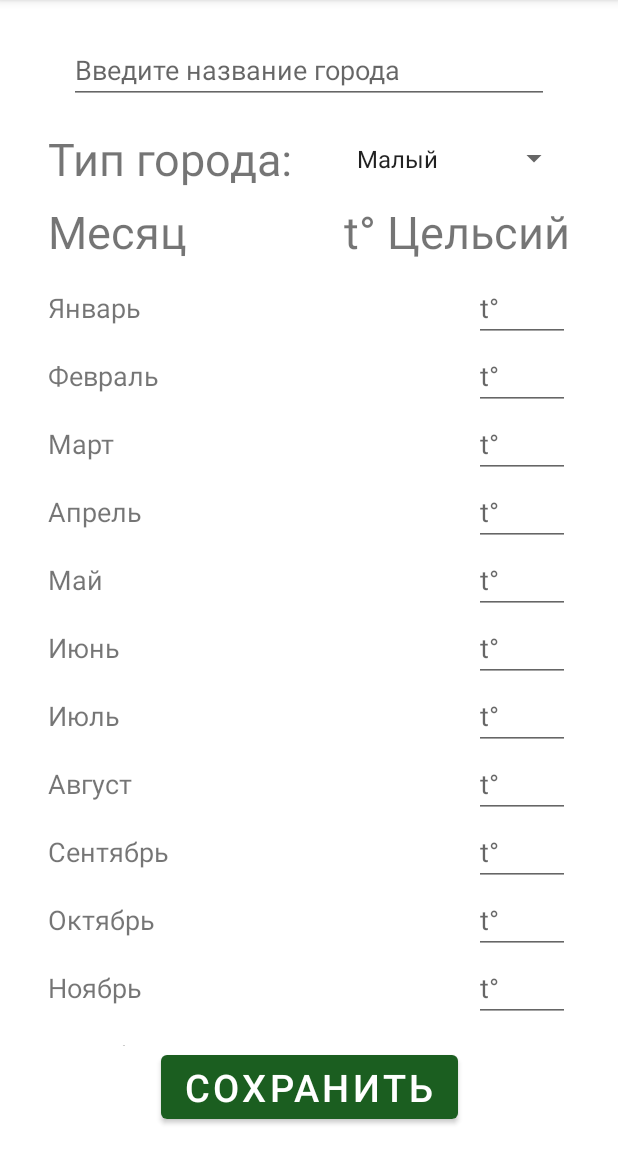
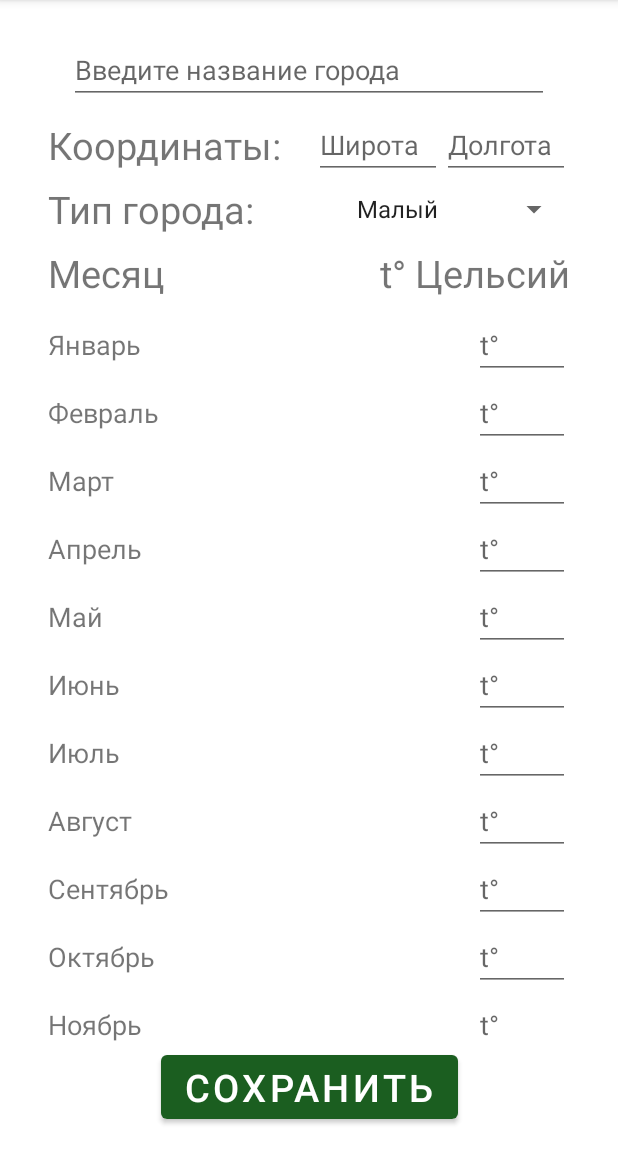
Before and after one commit to TempalovVictor/Weather, an Android app: the fragment DetailCityFragment placed in its activity, on a phone screen of 412 x 824 dp, the part 84-1236 px from its top. Run offline under Robolectric (Android 15) with nearby library versions, the phone set to English and light mode, and no system bars; our stand-ins replace Room's generated code.

Commit message:
implemented get current temperature in chosen city

```diff
--- a/app/build.gradle
+++ b/app/build.gradle
@@ -39,4 +39,7 @@ dependencies {
     def room_version = "2.2.5"
     implementation "androidx.room:room-runtime:$room_version"
     annotationProcessor "androidx.room:room-compiler:$room_version"
+    implementation 'com.squareup.retrofit2:retrofit:2.1.0'
+    implementation 'com.google.code.gson:gson:2.6.2'
+    implementation 'com.squareup.retrofit2:converter-gson:2.1.0'
 }
--- a/app/src/main/AndroidManifest.xml
+++ b/app/src/main/AndroidManifest.xml
@@ -1,8 +1,10 @@
 <?xml version="1.0" encoding="utf-8"?>
 <manifest xmlns:android="http://schemas.android.com/apk/res/android"
+    xmlns:tools="http://schemas.android.com/tools"
     package="com.tempvic.weather">
 
     <uses-permission android:name="android.permission.WAKE_LOCK"/>
+    <uses-permission android:name="android.permission.INTERNET"/>
 
     <application
         android:name=".presentation.main.MainApplication"
@@ -11,7 +13,9 @@
         android:label="@string/app_name"
         android:roundIcon="@mipmap/ic_launcher_round"
         android:supportsRtl="true"
-        android:theme="@style/Theme.Weather">
+        android:usesCleartextTraffic="true"
+        android:theme="@style/Theme.Weather"
+        tools:targetApi="m">
         <activity android:name=".presentation.main.MainActivity"
             android:screenOrientation="portrait">
             <intent-filter>
--- a/app/src/main/java/com/tempvic/weather/data/database/CitiesInfoDatabase.java
+++ b/app/src/main/java/com/tempvic/weather/data/database/CitiesInfoDatabase.java
@@ -3,7 +3,7 @@ package com.tempvic.weather.data.database;
 import androidx.room.Database;
 import androidx.room.RoomDatabase;
 
-@Database(entities = {CitiesInfoTable.class}, version = 3, exportSchema = false)
+@Database(entities = {CitiesInfoTable.class}, version = 4, exportSchema = false)
 public abstract class CitiesInfoDatabase extends RoomDatabase {
     public abstract CitiesInfoDao citiesInfoDao();
 }
--- a/app/src/main/java/com/tempvic/weather/data/database/CitiesInfoTable.java
+++ b/app/src/main/java/com/tempvic/weather/data/database/CitiesInfoTable.java
@@ -23,6 +23,16 @@ public class CitiesInfoTable {
     public String cityTempInOct;
     public String cityTempInNov;
     public String cityTempInDec;
+    public double latitude;
+    public double longitude;
+
+    public double getLatitude() {
+        return latitude;
+    }
+
+    public double getLongitude() {
+        return longitude;
+    }
 
     public int getCityId() {
         return cityId;
@@ -57,7 +67,8 @@ public class CitiesInfoTable {
             String cityTempInFeb, String cityTempInMar, String cityTempInApr,
             String cityTempInMay, String cityTempInJun, String cityTempInJul,
             String cityTempInAug, String cityTempInSept, String cityTempInOct,
-            String cityTempInNov, String cityTempInDec
+            String cityTempInNov, String cityTempInDec,
+            double latitude, double longitude
     ) {
         this.cityId = cityId;
         this.cityName = cityName;
@@ -74,6 +85,8 @@ public class CitiesInfoTable {
         this.cityTempInOct = cityTempInOct;
         this.cityTempInNov = cityTempInNov;
         this.cityTempInDec = cityTempInDec;
+        this.latitude = latitude;
+        this.longitude = longitude;
     }
 
     public CitiesInfoTable() {
--- a/app/src/main/java/com/tempvic/weather/presentation/cityDetail/DetailCityFragment.java
+++ b/app/src/main/java/com/tempvic/weather/presentation/cityDetail/DetailCityFragment.java
@@ -32,7 +32,7 @@ import java.util.Objects;
 import static com.tempvic.weather.common.Const.DEFAULT_STRING;
 import static com.tempvic.weather.common.Const.DEFAULT_TABLE_INT;
 
-public class DetailCityFragment extends BaseFragment implements DetailCityContract.MvpView{
+public class DetailCityFragment extends BaseFragment implements DetailCityContract.MvpView {
 
     private DetailCityContract.MvpPresenter presenter = new DetailCityPresenter();
 
@@ -63,26 +63,24 @@ public class DetailCityFragment extends BaseFragment implements DetailCityContra
     public void onViewCreated(@NonNull View view, @Nullable Bundle savedInstanceState) {
         super.onViewCreated(view, savedInstanceState);
         presenter.onMvpViewContextCreated();
-
     }
 
     @Override
-    public void initAdapterWithDatabase(List<CitiesInfoTable> units) {
+    public void initAdapterWithDatabase() {
 
         CitiesInfoTable cityDetail = presenter.getDetailsById(detailCityId);
 
         EditText cityName = getView().findViewById(R.id.et_city_name);
+        EditText latitude = getView().findViewById(R.id.et_latitude);
+        EditText longitude = getView().findViewById(R.id.et_longitude);
         Spinner cityType = getView().findViewById(R.id.sp_type_city);
 
         ArrayAdapter<?> adapterSpinner =
-                ArrayAdapter.createFromResource(getContext(), R.array.type_city, android.R.layout.simple_spinner_item);
+                ArrayAdapter.createFromResource(getContext(),
+                        R.array.type_city,
+                        android.R.layout.simple_spinner_item);
         adapterSpinner.setDropDownViewResource(android.R.layout.simple_spinner_dropdown_item);
-
         cityType.setAdapter(adapterSpinner);
-
-        setCityName(cityDetail, cityName, cityType);
-
-        Button buttonSave = getView().findViewById(R.id.btn_save);
 
         RecyclerView recyclerView = Objects.requireNonNull(getActivity()).findViewById(R.id.rv_month_temp);
         DetailCityAdapter adapter = new DetailCityAdapter();
@@ -91,41 +89,48 @@ public class DetailCityFragment extends BaseFragment implements DetailCityContra
         recyclerView.setHasFixedSize(true);
         recyclerView.setAdapter(adapter);
 
+        setCityInfo(cityName, latitude, longitude, cityType);
         initItems(adapter, cityDetail);
-        buttonSave.setOnClickListener(v -> handleOnClickSave(cityName, cityType, recyclerView));
+
+        Button buttonSave = getView().findViewById(R.id.btn_save);
+        buttonSave.setOnClickListener(v -> handleOnClickSave(cityName, latitude, longitude, cityType, recyclerView));
     }
 
-    private void setCityName(CitiesInfoTable units, EditText cityName, Spinner cityType) {
+    private void setCityInfo(EditText cityName, EditText latitude, EditText longitude, Spinner cityType) {
         if (detailCityId == DEFAULT_TABLE_INT) {
             cityName.setText(DEFAULT_STRING);
         } else {
-            cityName.setText(units.getCityName());
+            cityName.setText(presenter.getCityName());
+            latitude.setText(presenter.getLatitude());
+            longitude.setText(presenter.getLongitude());
             List<String> arrayType = Arrays.asList(getResources().getStringArray(R.array.type_city));
-            String cityTypeFromDb = units.getCityType();
+            String cityTypeFromDb = presenter.getCityType();
             int position = arrayType.indexOf(cityTypeFromDb);
             cityType.setSelection(position);
         }
     }
 
-    private void initItems(DetailCityAdapter adapter, CitiesInfoTable units) {
+    private void initItems(DetailCityAdapter adapter, CitiesInfoTable cityDetail) {
 
         String[] monthArray = getResources().getStringArray(R.array.array_months);
-        if (units == null || units.getMonthTemp().length == 0) {
+        if (cityDetail == null || presenter.getMonthTemp().length == 0) {
             for (int i = 0; i < 12; i++) {
                 adapter.add(new DetailCityItem(monthArray[i], DEFAULT_STRING));
             }
         } else {
             for (int i = 0; i < 12; i++) {
-                adapter.add(new DetailCityItem(monthArray[i], units.getMonthTemp()[i]));
+                adapter.add(new DetailCityItem(monthArray[i], presenter.getMonthTemp()[i]));
             }
         }
     }
 
-    private void handleOnClickSave(EditText etCityName, Spinner spCityType, RecyclerView recyclerView) {
+    private void handleOnClickSave(EditText etCityName, EditText etLatitude, EditText etLongitude, Spinner spCityType, RecyclerView recyclerView) {
 
         String cityName = etCityName.getText().toString();
         String cityType = spCityType.getSelectedItem().toString();
-
+        double latitude = Double.parseDouble(String.valueOf(etLatitude.getText()));
+        double longitude = Double.parseDouble(String.valueOf(etLongitude.getText()));
+//
         List<CitiesInfoTable> units = MainApplication.database.citiesInfoDao().getAll();
 
         ArrayList<String> cities = new ArrayList<>();
@@ -178,15 +183,18 @@ public class DetailCityFragment extends BaseFragment implements DetailCityContra
                         allMonthItems.get(8).getTemperature(),
                         allMonthItems.get(9).getTemperature(),
                         allMonthItems.get(10).getTemperature(),
-                        allMonthItems.get(11).getTemperature()
+                        allMonthItems.get(11).getTemperature(),
+                        latitude,
+                        longitude
                 );
-
+//
                 MainApplication.database.citiesInfoDao().insert(citiesInfoTable);
 
                 String completeMessage = detailCityId == DEFAULT_TABLE_INT ? "Новый город создан" : "Город обновлен";
                 showMessage(completeMessage);
 
                 if (detailCityId == DEFAULT_TABLE_INT) {
+//
                     detailCityId = MainApplication.database.citiesInfoDao().getId(cityName);
                 }
             }
--- a/app/src/main/java/com/tempvic/weather/presentation/cityDetail/DetailCityFragmentOld.java
+++ b/app/src/main/java/com/tempvic/weather/presentation/cityDetail/DetailCityFragmentOld.java
@@ -153,7 +153,8 @@ public class DetailCityFragmentOld extends BaseFragment {
             if (allMonthItems.size() == 0) {
                 showMessage("Ошибка! Заполните значения температур для каждового месяца");
             } else {
-                CitiesInfoTable citiesInfoTable = new CitiesInfoTable(
+                //                                                            ЗАКОММЕНТИРОВАЛ ОШИБКУ
+/*                CitiesInfoTable citiesInfoTable = new CitiesInfoTable(
                         detailCityId,
                         cityName,
                         cityType,
@@ -171,7 +172,7 @@ public class DetailCityFragmentOld extends BaseFragment {
                         allMonthItems.get(11).getTemperature()
                 );
 
-                MainApplication.database.citiesInfoDao().insert(citiesInfoTable);
+                MainApplication.database.citiesInfoDao().insert(citiesInfoTable);*/
 
                 String completeMessage = detailCityId == DEFAULT_TABLE_INT ? "Новый город создан" : "Город обновлен";
                 showMessage(completeMessage);
--- a/app/src/main/java/com/tempvic/weather/presentation/cityDetail/item/DetailCityItem.java
+++ b/app/src/main/java/com/tempvic/weather/presentation/cityDetail/item/DetailCityItem.java
@@ -7,15 +7,6 @@ public class DetailCityItem implements IBaseListItem {
 
     String month;
     String temperature;
-    /*public Boolean isSelected = false;*/
-
-    /*public boolean isSelected() {
-        return isSelected;
-    }*/
-
-    /*public void setSelected(Boolean selected) {
-        isSelected = selected;
-    }*/
 
     public DetailCityItem(String month, String temperature) {
         this.month = month;
@@ -25,10 +16,6 @@ public class DetailCityItem implements IBaseListItem {
     public String getMonth() {
         return month;
     }
-
-    /*public void setMonth(String month) {
-        this.month = month;
-    }*/
 
     public String getTemperature() {
         return temperature;
--- a/app/src/main/java/com/tempvic/weather/presentation/filter/FilterFragment.java
+++ b/app/src/main/java/com/tempvic/weather/presentation/filter/FilterFragment.java
@@ -1,5 +1,6 @@
 package com.tempvic.weather.presentation.filter;
 
+import android.annotation.SuppressLint;
 import android.content.Intent;
 import android.os.Bundle;
 import android.view.LayoutInflater;
@@ -24,9 +25,21 @@ import java.util.List;
 import androidx.annotation.NonNull;
 import androidx.annotation.Nullable;
 
+import retrofit2.Call;
+import retrofit2.Callback;
+import retrofit2.Response;
+import retrofit2.Retrofit;
+import retrofit2.converter.gson.GsonConverterFactory;
+
 public class FilterFragment extends BaseFragment implements FilterContract.MvpView {
 
     private ArrayAdapter<String> adapterSpinner;
+    public static String BaseUrl = "http://api.openweathermap.org/";
+    public static String AppId = "2e65127e909e178d0af311a81f39948c";
+    public static String lat;
+    public static String lon;
+
+    private TextView weatherData;
 
     @Override
     public String getFragmentName() {
@@ -52,6 +65,7 @@ public class FilterFragment extends BaseFragment implements FilterContract.MvpVi
     public void onViewCreated(@NonNull View view, @Nullable Bundle savedInstanceState) {
         super.onViewCreated(view, savedInstanceState);
         presenter.onMvpViewContextCreated();
+        weatherData = getView().findViewById(R.id.tv_value_actual_temp);
     }
 
     @Override
@@ -71,7 +85,7 @@ public class FilterFragment extends BaseFragment implements FilterContract.MvpVi
         }
     }
 
-    @Override  //У нас тут вроде не только адаптеры, целесообразно ли так называть метод?
+    @Override
     public void initAdapterWithDatabase(List<CitiesInfoTable> units) {
 
         TextView tvAvgTemp = getView().findViewById(R.id.tv_value_temp_avg);
@@ -111,6 +125,9 @@ public class FilterFragment extends BaseFragment implements FilterContract.MvpVi
                     TextView typeCity = getView().findViewById(R.id.tv_value_city_type);
                     typeCity.setText(selectedTable.getCityType());
                     setAvgTemp(spCityName.getSelectedItem().toString(), spSeason.getSelectedItem().toString(), spTempScale.getSelectedItem().toString(), tvAvgTemp);
+                    lat = String.valueOf(selectedTable.getLatitude());
+                    lon = String.valueOf(selectedTable.getLongitude());
+                    getCurrentData();
                 }
             }
 
@@ -152,6 +169,36 @@ public class FilterFragment extends BaseFragment implements FilterContract.MvpVi
             setAvgTemp(spCityName.getSelectedItem().toString(), spSeason.getSelectedItem().toString(), spTempScale.getSelectedItem().toString(), tvAvgTemp);
         }
     }
+
+    void getCurrentData() {
+        Retrofit retrofit = new Retrofit.Builder()
+                .baseUrl(BaseUrl)
+                .addConverterFactory(GsonConverterFactory.create())
+                .build();
+        WeatherService service = retrofit.create(WeatherService.class);
+        Call<WeatherResponse> call = service.getCurrentWeatherData(lat, lon, AppId);
+        call.enqueue(new Callback<WeatherResponse>() {
+            @Override
+            public void onResponse(@NonNull Call<WeatherResponse> call, @NonNull Response<WeatherResponse> response) {
+                if (response.code() == 200) {
+                    WeatherResponse weatherResponse = response.body();
+                    assert weatherResponse != null;
+
+                    double tempInCelsius = weatherResponse.main.temp - 273.15;
+
+                    String currentTemp = String.format("%.2f",tempInCelsius);
+
+                    weatherData.setText(currentTemp);
+                }
+            }
+
+            @Override
+            public void onFailure(@NonNull Call<WeatherResponse> call, @NonNull Throwable t) {
+                weatherData.setText(t.getMessage());
+            }
+        });
+    }
+
 
     @Override
     public void updateAdapterWithDatabase(List<CitiesInfoTable> units) {
--- /dev/null
+++ b/app/src/main/java/com/tempvic/weather/presentation/filter/WeatherService.java
@@ -0,0 +1,10 @@
+package com.tempvic.weather.presentation.filter;
+
+import retrofit2.Call;
+import retrofit2.http.GET;
+import retrofit2.http.Query;
+
+public interface WeatherService {
+    @GET("data/2.5/weather?")
+    Call<WeatherResponse> getCurrentWeatherData(@Query("lat") String lat, @Query("lon") String lon, @Query("APPID") String app_id);
+}
--- a/app/src/main/res/layout/fragment_detail_city.xml
+++ b/app/src/main/res/layout/fragment_detail_city.xml
@@ -21,15 +21,49 @@
         app:layout_constraintTop_toTopOf="parent" />
 
     <TextView
+        android:id="@+id/tv_coordinates"
+        android:layout_width="wrap_content"
+        android:layout_height="wrap_content"
+        android:layout_marginStart="32dp"
+        android:layout_marginTop="10dp"
+        android:text="@string/tv_coordinates"
+        android:textSize="25sp"
+        app:layout_constraintStart_toStartOf="parent"
+        app:layout_constraintTop_toBottomOf="@+id/et_city_name" />
+
+    <EditText
+        android:id="@+id/et_latitude"
+        android:layout_width="wrap_content"
+        android:layout_height="wrap_content"
+        android:ems="4"
+        android:hint="@string/latitude"
+        android:inputType="numberSigned|numberDecimal"
+        app:layout_constraintBottom_toBottomOf="@+id/tv_coordinates"
+        app:layout_constraintEnd_toStartOf="@+id/et_longitude"
+        app:layout_constraintTop_toTopOf="@+id/tv_coordinates" />
+
+    <EditText
+        android:id="@+id/et_longitude"
+        android:layout_width="wrap_content"
+        android:layout_height="wrap_content"
+        android:layout_marginEnd="32dp"
+        android:ems="4"
+        android:hint="@string/longitude"
+        android:inputType="numberSigned|numberDecimal"
+        app:layout_constraintBottom_toBottomOf="@+id/et_latitude"
+        app:layout_constraintEnd_toEndOf="parent"
+        app:layout_constraintTop_toTopOf="@+id/et_latitude" />
+
+    <TextView
         android:id="@+id/tv_type_city"
         android:layout_width="wrap_content"
         android:layout_height="wrap_content"
         android:layout_marginStart="32dp"
-        android:layout_marginTop="16dp"
+        android:layout_marginTop="8dp"
         android:text="@string/type_of_city"
-        android:textSize="30sp"
+        android:textSize="25sp"
         app:layout_constraintStart_toStartOf="parent"
-        app:layout_constraintTop_toBottomOf="@+id/et_city_name" />
+        app:layout_constraintTop_toBottomOf="@+id/tv_coordinates" />
 
     <Spinner
         android:id="@+id/sp_type_city"
@@ -47,7 +81,7 @@
         android:layout_marginStart="32dp"
         android:layout_marginTop="8dp"
         android:text="@string/month"
-        android:textSize="30sp"
+        android:textSize="25sp"
         app:layout_constraintStart_toStartOf="parent"
         app:layout_constraintTop_toBottomOf="@+id/tv_type_city" />
 
@@ -58,7 +92,7 @@
         android:layout_marginTop="8dp"
         android:layout_marginEnd="32dp"
         android:text="@string/temp_in_celsius"
-        android:textSize="30sp"
+        android:textSize="25sp"
         app:layout_constraintEnd_toEndOf="parent"
         app:layout_constraintTop_toBottomOf="@+id/tv_type_city" />
 
@@ -89,4 +123,5 @@
         app:layout_constraintEnd_toEndOf="parent"
         app:layout_constraintStart_toStartOf="parent" />
 
+
 </androidx.constraintlayout.widget.ConstraintLayout>
--- a/app/src/main/res/values/strings.xml
+++ b/app/src/main/res/values/strings.xml
@@ -15,6 +15,7 @@
     <string name="tv_season">Сезон</string>
     <string name="tv_temp_scale">Шкала t°</string>
     <string name="tv_result">Результат:</string>
+    <string name="tv_actual_temp">Текущая температура</string>
     <string name="tv_avg_temp">Средняя t°</string>
     <string name="tv_type_of_city">Тип города</string>
     <string name="btn_edit">Редактировать</string>
@@ -29,6 +30,9 @@
     <string name="city_name_hint">Название города</string>
     <string name="temp_in_celsius">t° Цельсий</string>
     <string name="month">Месяц</string>
+    <string name="latitude">Широта</string>
+    <string name="longitude">Долгота</string>
+    <string name="tv_coordinates">Координаты:</string>
 
     <string-array name="seasons">
         <item>Зима</item>
--- a/build.gradle
+++ b/build.gradle
@@ -5,7 +5,7 @@ buildscript {
         jcenter()
     }
     dependencies {
-        classpath "com.android.tools.build:gradle:4.1.1"
+        classpath 'com.android.tools.build:gradle:4.1.2'
 
         // NOTE: Do not place your application dependencies here; they belong
         // in the individual module build.gradle files
```
Also changed, not shown: app/src/main/java/com/tempvic/weather/data/database/DatabaseHelper.java (+6 -6 lines), app/src/main/java/com/tempvic/weather/presentation/cityDetail/DetailCityContract.java (+16 -3 lines), app/src/main/java/com/tempvic/weather/presentation/cityDetail/DetailCityPresenter.java (+39 -1 lines), app/src/main/java/com/tempvic/weather/presentation/filter/WeatherResponse.java (added, +88 -0 lines), app/src/main/res/layout/fragment_filter.xml (+23 -2 lines).
